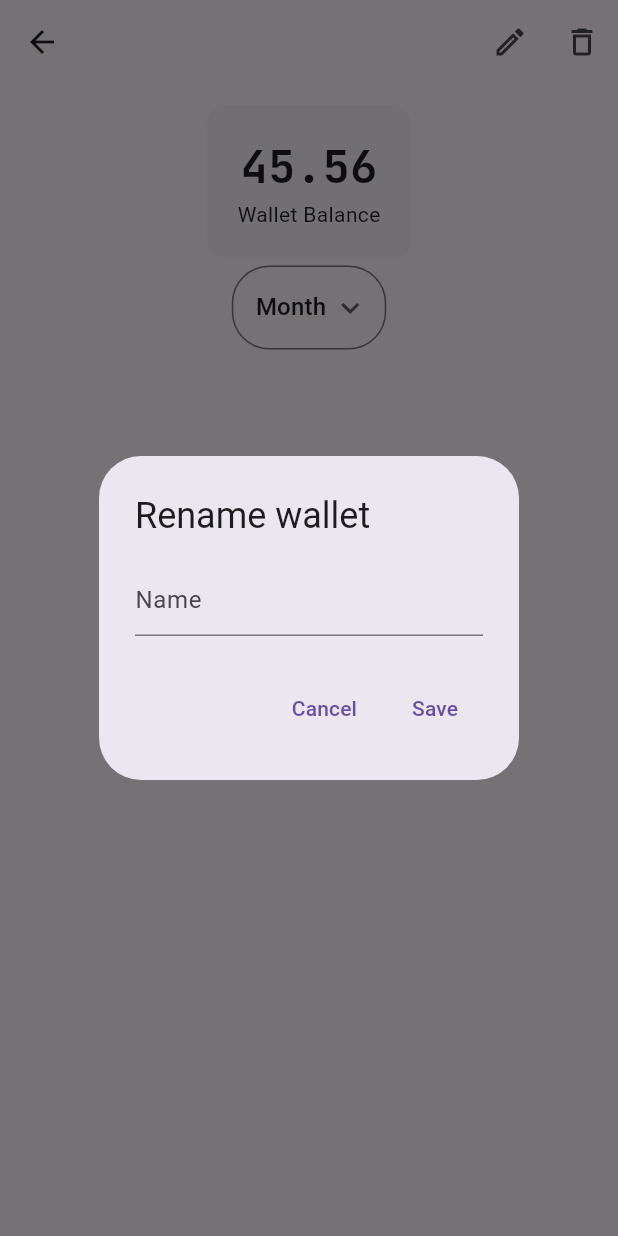
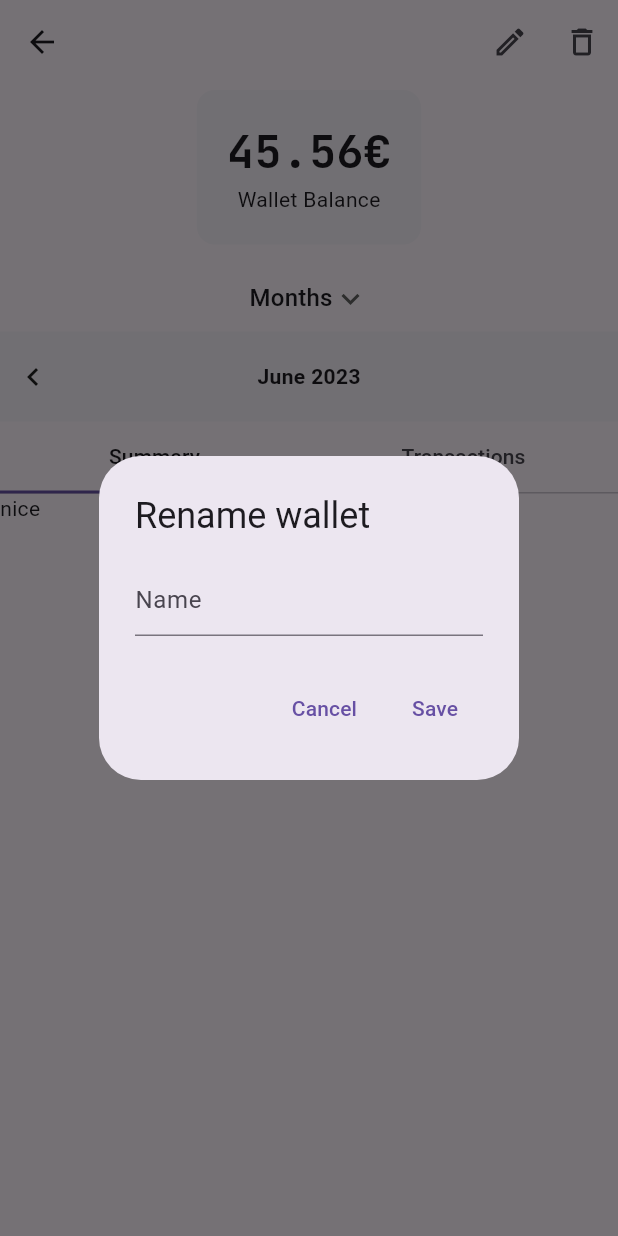
Before and after one commit to Flosi23/SavingsApp, a Flutter app: the WalletOverviewScreen screen opened directly with empty values, after a tap on the "edit" icon, on a phone screen of 412 x 824 dp. Run offline on Flutter 3.47's test engine with Material 2 defaults, Android fonts, the phone set to English and light mode, and no system bars; drawn by our look-alikes of dynamic_color; our stand-ins replace fl_chart, sqflite; accounts and stored records are empty.

Commit message:
feat: TransactionsScreen, TimeSpanSelector

```diff
--- a/lib/screens/wallet_overview_screen.dart
+++ b/lib/screens/wallet_overview_screen.dart
@@ -1,9 +1,7 @@
 import 'package:flutter/material.dart';
 import 'package:savings_app/models/wallet.dart';
 import 'package:savings_app/widgets/atoms/NumberStatCard.dart';
-import 'package:savings_app/widgets/atoms/ScreenContainer.dart';
 import 'package:savings_app/widgets/molecules/TimeSpanSelector.dart';
-import 'package:savings_app/widgets/organisms/pie_chart.dart';
 
 enum WalletOverviewScreenAction { edit, delete }
 
@@ -21,16 +19,25 @@ class WalletOverviewScreen extends StatefulWidget {
   final Wallet wallet;
 
   @override
-  State<StatefulWidget> createState() => WalletOverviewScreenState();
+  State<StatefulWidget> createState() => _WalletOverviewScreenState();
 }
 
-class WalletOverviewScreenState extends State<WalletOverviewScreen> {
+class _WalletOverviewScreenState extends State<WalletOverviewScreen>
+    with TickerProviderStateMixin {
   late Wallet wallet;
+  late final TabController _tabController;
 
   @override
   void initState() {
     super.initState();
     wallet = widget.wallet;
+    _tabController = TabController(length: 2, vsync: this);
+  }
+
+  @override
+  void dispose() {
+    _tabController.dispose();
+    super.dispose();
   }
 
   @override
@@ -105,15 +112,6 @@ class WalletOverviewScreenState extends State<WalletOverviewScreen> {
       }
     }
 
-    List<SectionData> chartData = [
-      SectionData(value: 40, color: Colors.blue, iconData: Icons.add),
-      SectionData(value: 25, color: Colors.green, iconData: Icons.remove),
-      SectionData(value: 10, color: Colors.teal, iconData: Icons.wallet),
-      SectionData(value: 15, color: Colors.yellow, iconData: Icons.timeline),
-      SectionData(
-          value: 10, color: Colors.pinkAccent, iconData: Icons.settings),
-    ];
-
     return DefaultTabController(
         length: 2,
         child: Scaffold(
@@ -130,9 +128,8 @@ class WalletOverviewScreenState extends State<WalletOverviewScreen> {
                     icon: const Icon(Icons.delete_outline))
               ],
             ),
-            body: ScreenContainer(
-                child: SizedBox.expand(
-                    child: Column(
+            body: SizedBox.expand(
+                child: Column(
               crossAxisAlignment: CrossAxisAlignment.center,
               children: [
                 const NumberStatCard(
@@ -140,8 +137,19 @@ class WalletOverviewScreenState extends State<WalletOverviewScreen> {
                   description: "Wallet Balance",
                   numberColor: null,
                 ),
-                TimespanSelector(onChanged: (v) => {}),
+                const SizedBox(height: 20),
+                TimeSpanSelector(onChanged: (v) => {}),
+                TabBar.secondary(controller: _tabController, tabs: const [
+                  Tab(text: "Summary"),
+                  Tab(text: "Transactions")
+                ]),
+                Expanded(
+                    child:
+                        TabBarView(controller: _tabController, children: const [
+                  const Text("nice"),
+                  const Text("lol"),
+                ]))
               ],
-            )))));
+            ))));
   }
 }
--- a/lib/widgets/atoms/NumberStatCard.dart
+++ b/lib/widgets/atoms/NumberStatCard.dart
@@ -19,7 +19,7 @@ class NumberStatCard extends StatelessWidget {
         child: Container(
           padding: const EdgeInsets.all(20),
           child: Column(children: [
-            Text(number.toString(),
+            Text('${number.toString()}€',
                 style: TextStyle(
                     fontWeight: FontWeight.bold,
                     fontSize: 30,
--- a/lib/widgets/atoms/SelectItem.dart
+++ b/lib/widgets/atoms/SelectItem.dart
@@ -47,17 +47,13 @@ class _SelectItemState<T> extends State<SelectItem<T>> {
     double borderRadius = 25;
 
     return IntrinsicWidth(
-        child: DropdownButtonFormField(
-            decoration: InputDecoration(
-                hoverColor: Colors.transparent,
-                border: OutlineInputBorder(
-                  borderRadius: BorderRadius.circular(25),
-                )),
+        child: DropdownButton(
             items: widget.items
                 .map((SelectableItem<T> item) =>
                     DropdownMenuItem(value: item, child: Text(item.text)))
                 .toList(),
             value: selectedItem,
+            underline: Container(),
             borderRadius: BorderRadius.circular(25),
             onChanged: onChanged,
             isDense: true,
--- a/lib/widgets/molecules/TimeSpanSelector.dart
+++ b/lib/widgets/molecules/TimeSpanSelector.dart
@@ -1,22 +1,172 @@
-import 'package:flutter/cupertino.dart';
+import 'package:flutter/material.dart';
+import 'package:intl/intl.dart';
 import 'package:savings_app/widgets/atoms/SelectItem.dart';
 
-enum Timespan { week, month, year }
+enum TimeDuration { week, month, year }
 
-class TimespanSelector extends StatelessWidget {
-  TimespanSelector({super.key, required this.onChanged});
+class TimeSpan {
+  TimeSpan({required this.start, required this.end});
 
-  final void Function(Timespan value) onChanged;
+  DateTime start;
+  DateTime end;
 
-  final List<SelectableItem<Timespan>> items = [
-    const SelectableItem<Timespan>(text: "Week", value: Timespan.week),
-    const SelectableItem<Timespan>(text: "Month", value: Timespan.month),
-    const SelectableItem<Timespan>(text: "Year", value: Timespan.year),
+  DateTime _changeMonth(DateTime time, int difference) {
+    return DateTime(time.year, time.month + difference, 1);
+  }
+
+  DateTime _changeYear(DateTime time, int difference) {
+    return DateTime(time.year + difference, 1, 1);
+  }
+
+  DateTime _changeWeek(DateTime time, int difference) {
+    return time.add(Duration(days: difference * 7));
+  }
+
+  void change(TimeDuration duration, int difference) {
+    DateTime exact = DateTime.now();
+    DateTime now = DateTime(exact.year, exact.month, exact.day);
+
+    if (duration == TimeDuration.year) {
+      start = _changeYear(now, difference);
+      end = _changeYear(now, difference + 1);
+      return;
+    }
+
+    if (duration == TimeDuration.month) {
+      start = _changeMonth(now, difference);
+      end = _changeMonth(now, difference + 1);
+      return;
+    }
+
+    if (duration == TimeDuration.week) {
+      start = _changeWeek(now, difference);
+      end = _changeWeek(now, difference + 1);
+      return;
+    }
+  }
+
+  String getString(TimeDuration duration) {
+    if (duration == TimeDuration.year) {
+      DateFormat format = DateFormat("yyyy");
+      return format.format(start);
+    }
+
+    if (duration == TimeDuration.month) {
+      DateFormat format = DateFormat("MMMM yyyy");
+      return format.format(start);
+    }
+
+    if (duration == TimeDuration.week) {
+      DateFormat format = DateFormat("MMMM dd");
+      String startDate = format.format(start);
+      String endDate = format.format(end);
+      return '$startDate - $endDate';
+    }
+
+    return "";
+  }
+}
+
+class TimeSpanSelector extends StatefulWidget {
+  TimeSpanSelector({super.key, required this.onChanged});
+
+  final void Function(TimeSpan value) onChanged;
+  final List<SelectableItem<TimeDuration>> items = [
+    const SelectableItem<TimeDuration>(text: "Weeks", value: TimeDuration.week),
+    const SelectableItem<TimeDuration>(
+        text: "Months", value: TimeDuration.month),
+    const SelectableItem<TimeDuration>(text: "Years", value: TimeDuration.year),
   ];
 
   @override
+  State<StatefulWidget> createState() => _TimespanSelectorState();
+}
+
+class _TimespanSelectorState extends State<TimeSpanSelector> {
+  int currentPosition = 0;
+
+  late TimeDuration duration = TimeDuration.month;
+  late TimeSpan timeSpan;
+
+  @override
+  void initState() {
+    DateTime now = DateTime.now();
+    timeSpan = TimeSpan(
+        start: DateTime(now.year, now.month, 1),
+        end: DateTime(now.year, now.month + 1, 1));
+    super.initState();
+  }
+
+  void setTimeSpan() {
+    setState(() {
+      timeSpan.change(duration, -currentPosition);
+      widget.onChanged(timeSpan);
+    });
+  }
+
+  void onPageChanged(int pagePosition) {
+    setState(() {
+      currentPosition = pagePosition;
+      setTimeSpan();
+    });
+  }
+
+  void onTimeDurationChanged(TimeDuration timeDuration) {
+    setState(() {
+      duration = timeDuration;
+      setTimeSpan();
+    });
+  }
+
+  @override
   Widget build(BuildContext context) {
-    return SelectItem<Timespan>(
-        items: items, initialSelection: items[1], onChanged: onChanged);
+    return Column(
+      children: [
+        SelectItem<TimeDuration>(
+            items: widget.items,
+            initialSelection: widget.items[1],
+            onChanged: onTimeDurationChanged),
+        const SizedBox(
+          height: 10,
+        ),
+        SizedBox(
+            height: 60,
+            child: Card(
+                elevation: 1,
+                shadowColor: Colors.transparent,
+                surfaceTintColor: Colors.transparent,
+                margin: EdgeInsets.zero,
+                shape: const RoundedRectangleBorder(
+                    borderRadius: BorderRadius.zero),
+                child: Container(
+                    padding:
+                        const EdgeInsets.symmetric(vertical: 0, horizontal: 10),
+                    child: Row(
+                      mainAxisAlignment: MainAxisAlignment.spaceBetween,
+                      crossAxisAlignment: CrossAxisAlignment.center,
+                      children: [
+                        const Icon(Icons.chevron_left),
+                        Expanded(
+                            child: PageView.builder(
+                                reverse: true,
+                                scrollDirection: Axis.horizontal,
+                                pageSnapping: true,
+                                onPageChanged: onPageChanged,
+                                itemBuilder: (content, pagePosition) {
+                                  return Center(
+                                      child: Text(
+                                          style: const TextStyle(
+                                              fontWeight: FontWeight.bold),
+                                          timeSpan.getString(duration)));
+                                })),
+                        Icon(
+                          Icons.chevron_right,
+                          color:
+                              currentPosition == 0 ? Colors.transparent : null,
+                        )
+                      ],
+                    ))))
+      ],
+    );
   }
 }
--- a/pubspec.yaml
+++ b/pubspec.yaml
@@ -35,6 +35,7 @@ dependencies:
   # The following adds the Cupertino Icons font to your application.
   # Use with the CupertinoIcons class for iOS style icons.
   cupertino_icons: ^1.0.2
+  intl: ^0.18.1
   dynamic_color: ^1.6.3
   fl_chart: ^0.62.0
   sqflite: ^2.2.8+2
```
Also changed, not shown: lib/screens/timeline_screen.dart (+36 -7 lines), lib/widgets/atoms/TransactionDivider.dart (added, +25 -0 lines), lib/widgets/atoms/TransactionView.dart (added, +41 -0 lines), lib/widgets/atoms/WalletCard.dart (+6 -6 lines), lib/widgets/molecules/pie_chart.dart (renamed from lib/widgets/organisms/pie_chart.dart), pubspec.lock.
